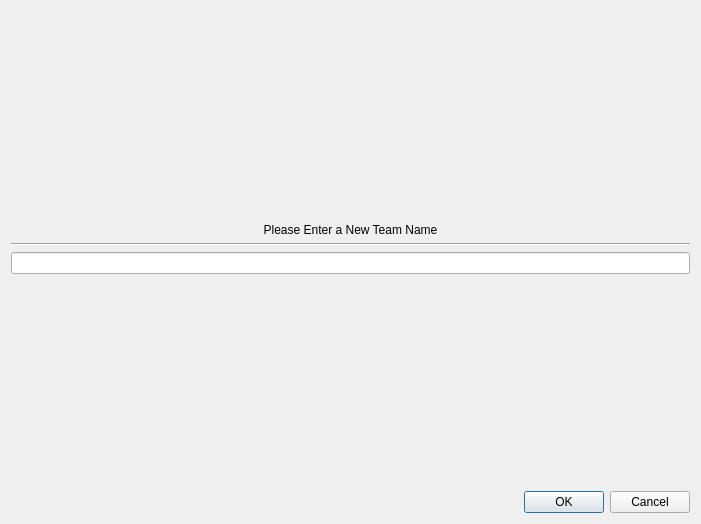
shubhpatel18/cs440, file client/ui_xml/create_new_team_dialog.ui: the form before one commit.
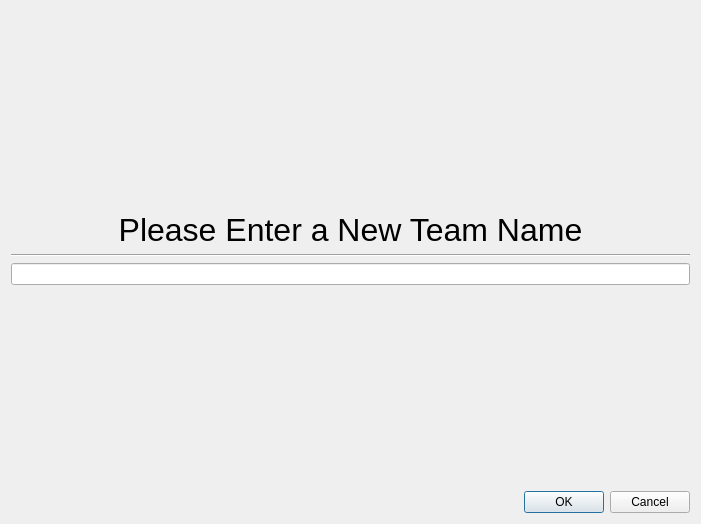
The form after the commit.

Commit message: fix create new team dialog buttons by recreating it

Diff of the .ui file:
```diff
--- a/client/ui_xml/create_new_team_dialog.ui
+++ b/client/ui_xml/create_new_team_dialog.ui
@@ -28,9 +28,11 @@
     </spacer>
    </item>
    <item>
-    <widget class="QLabel" name="label_3">
-     <property name="styleSheet">
-      <string notr="true">font: 24pt &quot;Ubuntu&quot;;</string>
+    <widget class="QLabel" name="label">
+     <property name="font">
+      <font>
+       <pointsize>24</pointsize>
+      </font>
      </property>
      <property name="text">
       <string>Please Enter a New Team Name</string>
@@ -48,21 +50,7 @@
     </widget>
    </item>
    <item>
-    <layout class="QGridLayout" name="gridLayout">
-     <item row="0" column="0">
-      <widget class="QLineEdit" name="team_name_edit">
-       <property name="sizePolicy">
-        <sizepolicy hsizetype="Expanding" vsizetype="Fixed">
-         <horstretch>0</horstretch>
-         <verstretch>0</verstretch>
-        </sizepolicy>
-       </property>
-       <property name="acceptDrops">
-        <bool>false</bool>
-       </property>
-      </widget>
-     </item>
-    </layout>
+    <widget class="QLineEdit" name="team_name_edit"/>
    </item>
    <item>
     <spacer name="verticalSpacer_2">
```
Left out of the diff: 35 changed lines with no effect on the pictures. The commit also changes 2 other files.
